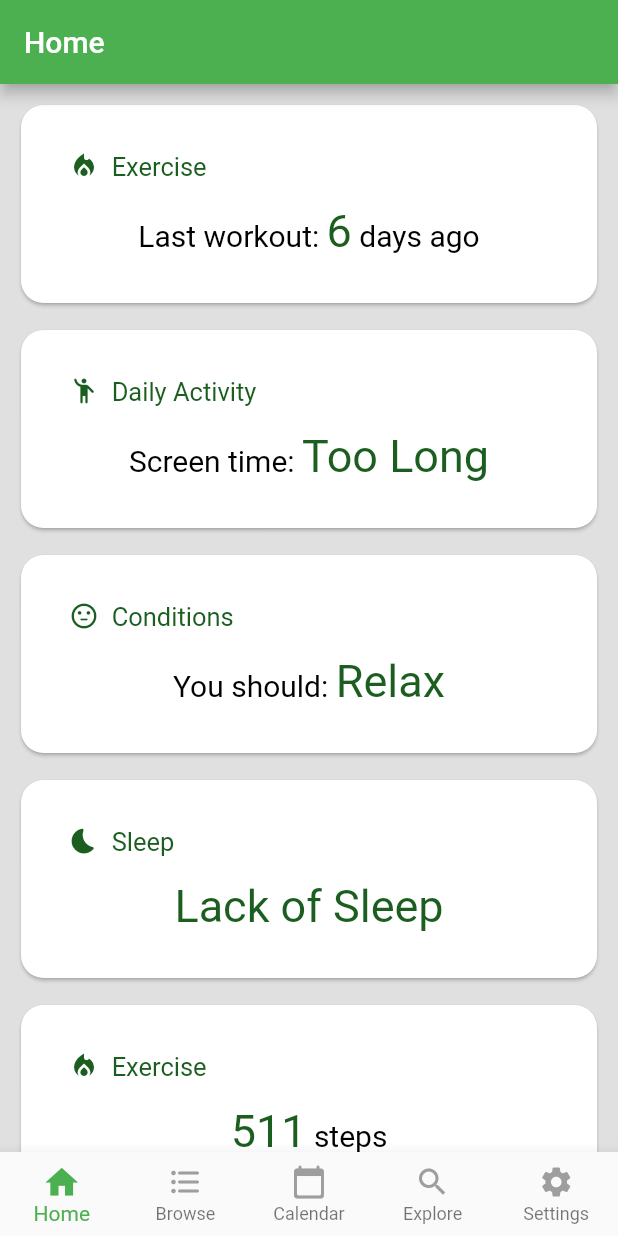
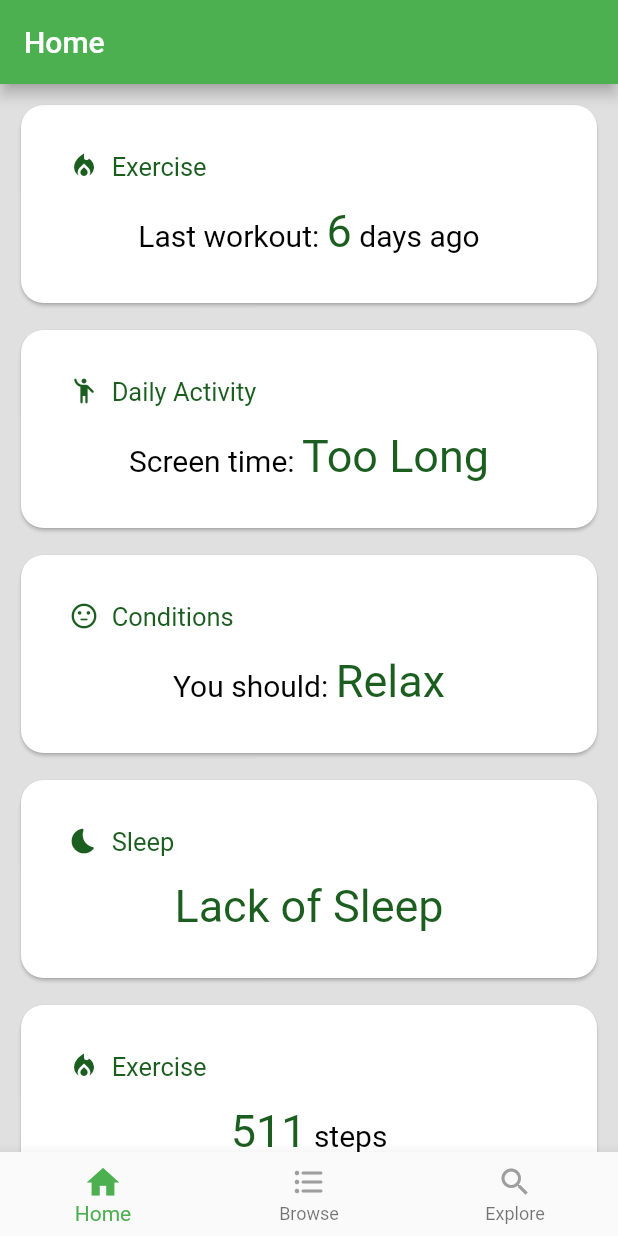
Before and after one commit to wendyzhao-zwx/health_tracker, a Flutter app: the screen it shows after launch, on a phone screen of 412 x 824 dp. Run offline on Flutter 3.47's test engine with Material 2 defaults, Android fonts, the phone set to English and light mode, and no system bars.

Commit message:
temporary remove

```diff
--- a/lib/home.dart
+++ b/lib/home.dart
@@ -18,9 +18,9 @@ class _HomeState extends State<Home> {
   List<Widget> _primary = [
     HomePage(),
     BrowsePage(),
-    CalendarPage(),
+    //CalendarPage(),
     ExplorePage(),
-    SettingsPage()
+    //SettingsPage()
   ];
 
   int _selectedIndex = 0;
@@ -66,32 +66,41 @@ class _HomeState extends State<Home> {
                       fontSize: _selectedIndex == 1 ? 14 : 12,
                       color:
                           _selectedIndex == 1 ? Colors.green : Colors.grey))),
+          // BottomNavigationBarItem(
+          //   icon: Icon(Icons.calendar_today_rounded,
+          //       size: _selectedIndex == 2 ? 26 : null,
+          //       color: _selectedIndex == 2 ? Colors.green : Colors.grey),
+          //   title: Text('Calendar',
+          //       style: TextStyle(
+          //           fontSize: _selectedIndex == 2 ? 14 : 12,
+          //           color: _selectedIndex == 2 ? Colors.green : Colors.grey)),
+          // ),
           BottomNavigationBarItem(
-            icon: Icon(Icons.calendar_today_rounded,
+            icon: Icon(Icons.search,
                 size: _selectedIndex == 2 ? 26 : null,
                 color: _selectedIndex == 2 ? Colors.green : Colors.grey),
-            title: Text('Calendar',
+            title: Text('Explore',
                 style: TextStyle(
                     fontSize: _selectedIndex == 2 ? 14 : 12,
                     color: _selectedIndex == 2 ? Colors.green : Colors.grey)),
-          ),
-          BottomNavigationBarItem(
-            icon: Icon(Icons.search,
-                size: _selectedIndex == 3 ? 26 : null,
-                color: _selectedIndex == 3 ? Colors.green : Colors.grey),
-            title: Text('Explore',
-                style: TextStyle(
-                    fontSize: _selectedIndex == 3 ? 14 : 12,
-                    color: _selectedIndex == 3 ? Colors.green : Colors.grey)),
-          ),
-          BottomNavigationBarItem(
-              icon: Icon(Icons.settings,
-                  size: _selectedIndex == 4 ? 26 : null,
-                  color: _selectedIndex == 4 ? Colors.green : Colors.grey),
-              title: Text('Settings',
-                  style: TextStyle(
-                      fontSize: _selectedIndex == 4 ? 14 : 12,
-                      color: _selectedIndex == 4 ? Colors.green : Colors.grey)))
+          )
+          // BottomNavigationBarItem(
+          //   icon: Icon(Icons.search,
+          //       size: _selectedIndex == 3 ? 26 : null,
+          //       color: _selectedIndex == 3 ? Colors.green : Colors.grey),
+          //   title: Text('Explore',
+          //       style: TextStyle(
+          //           fontSize: _selectedIndex == 3 ? 14 : 12,
+          //           color: _selectedIndex == 3 ? Colors.green : Colors.grey)),
+          // ),
+          // BottomNavigationBarItem(
+          //     icon: Icon(Icons.settings,
+          //         size: _selectedIndex == 4 ? 26 : null,
+          //         color: _selectedIndex == 4 ? Colors.green : Colors.grey),
+          //     title: Text('Settings',
+          //         style: TextStyle(
+          //             fontSize: _selectedIndex == 4 ? 14 : 12,
+          //             color: _selectedIndex == 4 ? Colors.green : Colors.grey)))
         ],
       ),
     );
```
